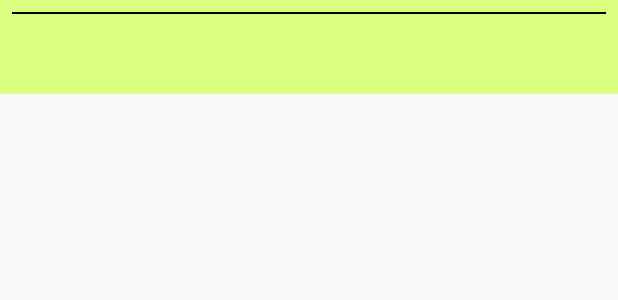
After one commit to codeblue001/Android-Developer-101, an Android app: the layout category_item_layout.xml on its own in the app's theme, with its tools: preview values and no code run, on a phone screen of 412 x 824 dp. The commit adds this screen. Shown: the top 300 px of the screen. Run offline under Robolectric (Android 15) with nearby library versions, the light colour scheme and no system bars.

Commit message:
I will add a layout category

```diff
--- a/app/src/main/java/code/blue/androiddeveloper101/view/MainActivity.java
+++ b/app/src/main/java/code/blue/androiddeveloper101/view/MainActivity.java
@@ -48,7 +48,7 @@ public class MainActivity extends AppCompatActivity {
         Log.d(TAG, "DEBUG: initRecyclerView()");
         LinearLayoutManager linearLayoutManager = new LinearLayoutManager(this);
         recyclerView.setLayoutManager(linearLayoutManager);
-        customAdapter = new CustomAdapter();
+        customAdapter = new CustomAdapter(this);
         recyclerView.setAdapter(customAdapter);
         sharedViewModel.getQuesAnsList().observe(this, new Observer<List<QuestionPojo>>(){
 
--- a/app/src/main/res/layout/answer_activity.xml
+++ b/app/src/main/res/layout/answer_activity.xml
@@ -4,7 +4,6 @@
     xmlns:tools="http://schemas.android.com/tools"
     android:layout_width="match_parent"
     android:layout_height="match_parent"
-    android:layout_margin="8dp"
     android:background="#D3D3D3"
     tools:context=".view.AnswerActivity">
 
--- /dev/null
+++ b/app/src/main/res/layout/category_item_layout.xml
@@ -0,0 +1,33 @@
+<?xml version="1.0" encoding="utf-8"?>
+<RelativeLayout  xmlns:android="http://schemas.android.com/apk/res/android"
+    android:layout_width="fill_parent"
+    android:layout_height="wrap_content"
+    android:background="#FFDAFF7F"
+    android:padding="8dp">
+    <LinearLayout android:id="@+id/Text"
+        android:orientation="vertical"
+        android:layout_width="wrap_content"
+        android:layout_height="wrap_content"
+        android:paddingLeft="10dip">
+        <TextView
+            android:id="@+id/Text1"
+            android:layout_width="wrap_content"
+            android:layout_height="wrap_content"
+            android:textColor="#FF7F3300"
+            android:textSize="20dip"
+            android:textStyle="italic"
+            />
+        <TextView
+            android:id="@+id/Text2"
+            android:layout_width="wrap_content"
+            android:layout_height="wrap_content"
+            android:textSize="14dip"
+            android:textColor="#FF267F00"
+            android:paddingLeft="100dip"
+            />
+    </LinearLayout>
+    <View
+        android:layout_width="match_parent"
+        android:layout_height="1dp"
+        android:background="#000"/>
+</RelativeLayout >
--- a/app/src/main/res/layout/item_layout.xml
+++ b/app/src/main/res/layout/item_layout.xml
@@ -3,6 +3,7 @@
     xmlns:app="http://schemas.android.com/apk/res-auto"
     android:layout_width="match_parent"
     android:layout_height="wrap_content"
+    android:id="@+id/cardView"
     android:layout_margin="5dp"
     android:padding="8dp"
     app:cardCornerRadius="5dp">
```
Also changed, not shown: app/src/main/AndroidManifest.xml (+6 -2 lines), app/src/main/java/code/blue/androiddeveloper101/view/CategoryActivity.java (added, +16 -0 lines), app/src/main/java/code/blue/androiddeveloper101/viewmodel/CustomAdapter.java (+24 -2 lines), app/src/main/res/layout/activity_category.xml (added, +20 -0 lines).
